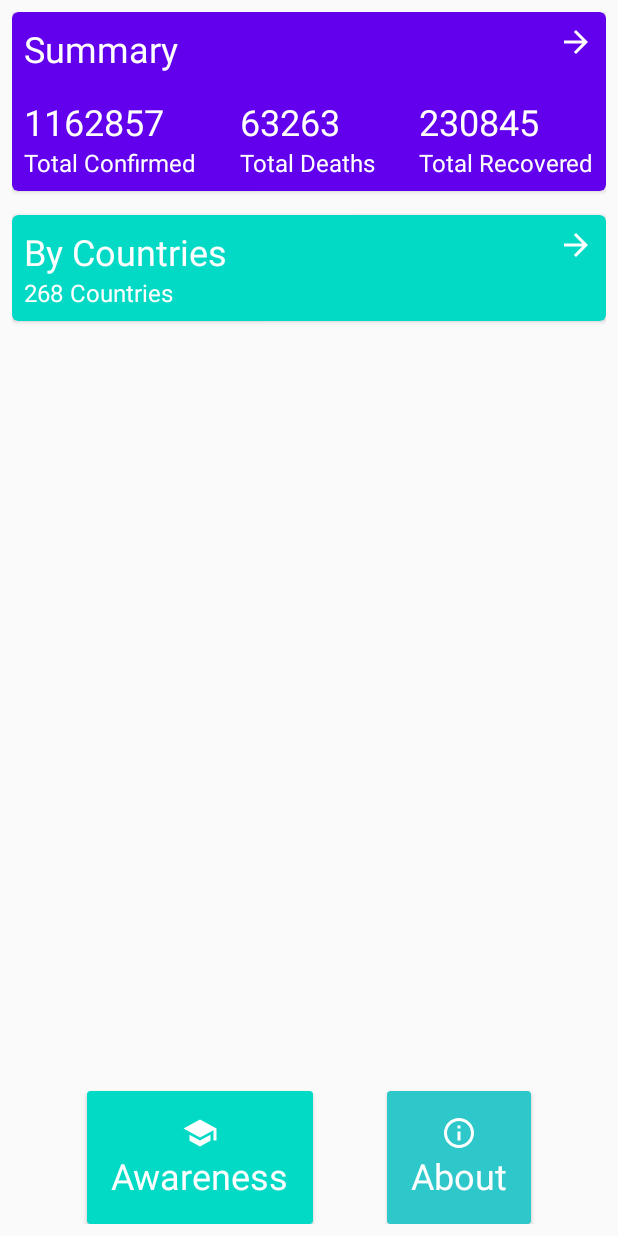
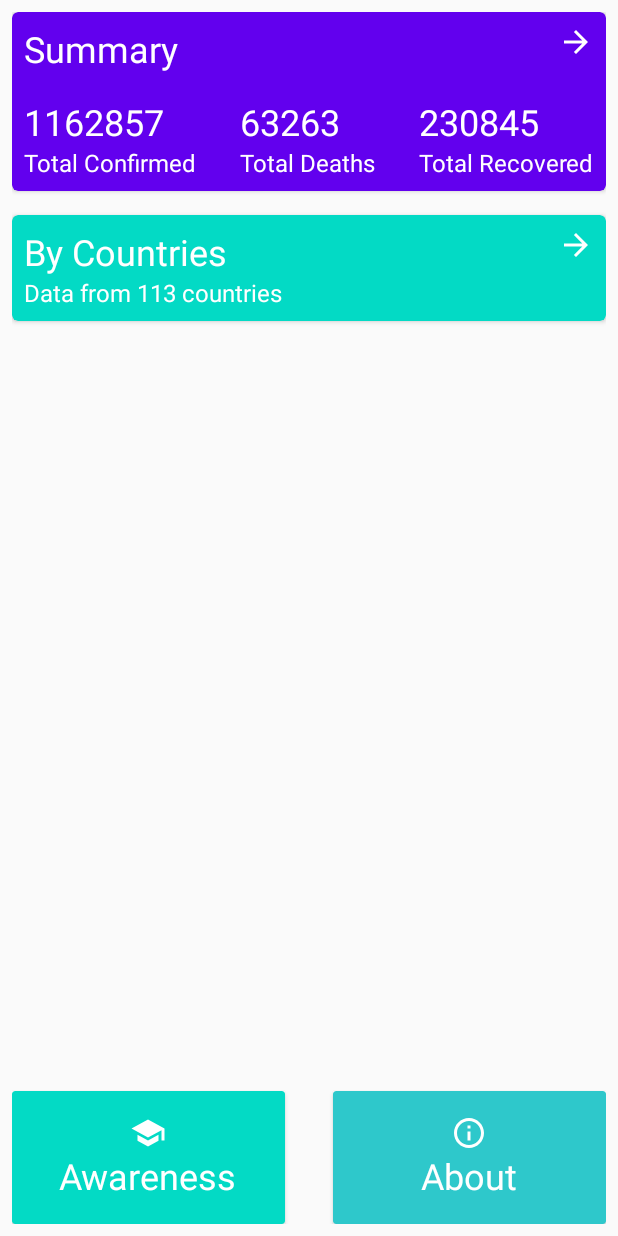
Before and after one commit to pfieffer/CovidInfo, an Android app: the layout activity_main.xml on its own in the app's theme, with its tools: preview values and no code run, on a phone screen of 412 x 824 dp. Run offline under Robolectric (Android 15) with nearby library versions, the phone set to English and light mode, and no system bars; Roboto replaces fonts that are not available here.

Commit message:
Polish UI and show number of countries in the main screen

```diff
--- /dev/null
+++ b/app/src/main/res/drawable/ic_sort_white_24dp.xml
@@ -0,0 +1,5 @@
+<vector android:height="24dp" android:tint="#FFFFFF"
+    android:viewportHeight="24.0" android:viewportWidth="24.0"
+    android:width="24dp" xmlns:android="http://schemas.android.com/apk/res/android">
+    <path android:fillColor="#FF000000" android:pathData="M3,18h6v-2L3,16v2zM3,6v2h18L21,6L3,6zM3,13h12v-2L3,11v2z"/>
+</vector>
--- a/app/src/main/res/layout/activity_main.xml
+++ b/app/src/main/res/layout/activity_main.xml
@@ -119,10 +119,10 @@
         </androidx.cardview.widget.CardView>
 
         <androidx.cardview.widget.CardView
-            android:onClick="@{()->viewModel.onByCountriesClicked()}"
             android:layout_width="match_parent"
             android:layout_height="wrap_content"
             android:layout_marginTop="@dimen/margin_padding_large"
+            android:onClick="@{()->viewModel.onByCountriesClicked()}"
             app:cardBackgroundColor="@color/colorAccent"
             app:cardCornerRadius="@dimen/card_corner_radius"
             app:cardElevation="@dimen/card_elevation"
@@ -139,7 +139,7 @@
                     style="@style/TextAppearance.Text.Headline.White"
                     android:layout_width="wrap_content"
                     android:layout_height="wrap_content"
-                    android:text="By Countries"
+                    android:text="@string/label_by_countries"
                     app:layout_constraintStart_toStartOf="parent"
                     app:layout_constraintTop_toTopOf="parent" />
 
@@ -154,9 +154,10 @@
                     style="@style/TextAppearance.Text.White"
                     android:layout_width="wrap_content"
                     android:layout_height="wrap_content"
+                    android:text="@{@string/countries_number(viewModel.summaryData.countries.size())}"
                     app:layout_constraintStart_toStartOf="parent"
                     app:layout_constraintTop_toBottomOf="@id/tv_label_countries"
-                    tools:text="268 Countries" />
+                    tools:text="Data from 113 countries" />
 
             </androidx.constraintlayout.widget.ConstraintLayout>
 
@@ -164,42 +165,47 @@
         </androidx.cardview.widget.CardView>
 
         <androidx.cardview.widget.CardView
+            android:id="@+id/cv_awareness"
+            android:layout_width="0dp"
+            android:layout_height="wrap_content"
+            android:layout_marginEnd="@dimen/margin_padding_large"
             app:cardBackgroundColor="@color/colorAccent"
             app:cardElevation="@dimen/card_elevation"
             app:layout_constraintBottom_toBottomOf="parent"
-            app:layout_constraintStart_toStartOf="parent"
             app:layout_constraintEnd_toStartOf="@id/cv_about"
-            android:id="@+id/cv_awareness"
-            android:layout_width="wrap_content"
-            android:layout_height="wrap_content">
+            app:layout_constraintHorizontal_chainStyle="packed"
+            app:layout_constraintStart_toStartOf="parent">
 
             <TextView
                 style="@style/TextAppearance.Text.Headline.White"
+                android:layout_width="wrap_content"
+                android:layout_height="wrap_content"
+                android:layout_gravity="center"
+                android:drawableTop="@drawable/ic_school_white_24dp"
                 android:padding="@dimen/margin_padding_large"
-                android:drawableTop="@drawable/ic_school_white_24dp"
-                android:text="Awareness"
-                android:layout_width="wrap_content"
-                android:layout_height="wrap_content"/>
+                android:text="@string/label_awareness" />
 
         </androidx.cardview.widget.CardView>
 
         <androidx.cardview.widget.CardView
+            android:id="@+id/cv_about"
+            android:layout_width="0dp"
+            android:layout_height="wrap_content"
+            android:layout_marginStart="@dimen/margin_padding_large"
             app:cardBackgroundColor="@color/colorBtnDown"
             app:cardElevation="@dimen/card_elevation"
             app:layout_constraintBottom_toBottomOf="parent"
-            app:layout_constraintStart_toEndOf="@id/cv_awareness"
             app:layout_constraintEnd_toEndOf="parent"
-            android:id="@+id/cv_about"
-            android:layout_width="wrap_content"
-            android:layout_height="wrap_content">
+            app:layout_constraintStart_toEndOf="@id/cv_awareness">
 
             <TextView
                 style="@style/TextAppearance.Text.Headline.White"
+                android:layout_width="wrap_content"
+                android:layout_height="wrap_content"
+                android:layout_gravity="center"
+                android:drawableTop="@drawable/ic_info_outline_white_24dp"
                 android:padding="@dimen/margin_padding_large"
-                android:drawableTop="@drawable/ic_info_outline_white_24dp"
-                android:text="About"
-                android:layout_width="wrap_content"
-                android:layout_height="wrap_content"/>
+                android:text="@string/label_about" />
 
         </androidx.cardview.widget.CardView>
 
--- a/app/src/main/res/values/strings.xml
+++ b/app/src/main/res/values/strings.xml
@@ -5,6 +5,10 @@
     <string name="txt_total_deaths">Total Deaths</string>
     <string name="txt_total_recovered">Total Recovered</string>
     <string name="txt_summary">Summary</string>
+    <string name="countries_number">Data from %d countries</string>
+    <string name="label_by_countries">By Countries</string>
+    <string name="label_awareness">Awareness</string>
+    <string name="label_about">About</string>
 
     <string name="txt_data_updated_on">Data updated on:</string>
 
```
